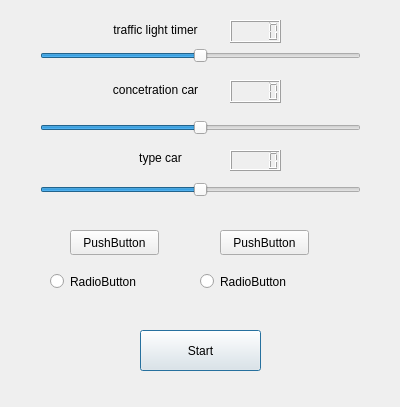
aleksandrbezzubenko/Traffic_Simulation, file Model_dd_3/start_menu.ui: the form before one commit.
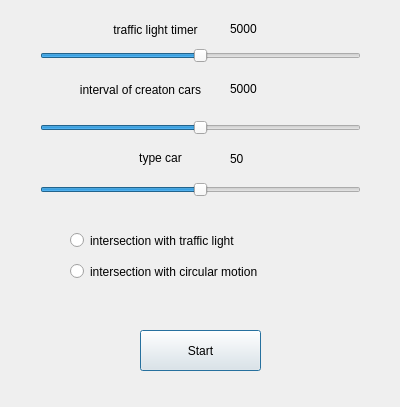
The form after the commit.

Patch:
```diff
--- a/Model_dd_3/start_menu.ui
+++ b/Model_dd_3/start_menu.ui
@@ -26,10 +26,16 @@
     <number>1000</number>
    </property>
    <property name="maximum">
-    <number>10000</number>
+    <number>9000</number>
+   </property>
+   <property name="singleStep">
+    <number>100</number>
+   </property>
+   <property name="pageStep">
+    <number>100</number>
    </property>
    <property name="value">
-    <number>5500</number>
+    <number>5000</number>
    </property>
    <property name="orientation">
     <enum>Qt::Horizontal</enum>
@@ -86,34 +92,14 @@
   <widget class="QLabel" name="label_2">
    <property name="geometry">
     <rect>
-     <x>90</x>
+     <x>60</x>
      <y>80</y>
-     <width>131</width>
+     <width>161</width>
      <height>20</height>
     </rect>
    </property>
    <property name="text">
-    <string>&lt;html&gt;&lt;head/&gt;&lt;body&gt;&lt;p align=&quot;center&quot;&gt;concetration car&lt;/p&gt;&lt;/body&gt;&lt;/html&gt;</string>
-   </property>
-  </widget>
-  <widget class="QLCDNumber" name="lcdNumber">
-   <property name="geometry">
-    <rect>
-     <x>230</x>
-     <y>80</y>
-     <width>51</width>
-     <height>23</height>
-    </rect>
-   </property>
-  </widget>
-  <widget class="QLCDNumber" name="lcdNumber_2">
-   <property name="geometry">
-    <rect>
-     <x>230</x>
-     <y>20</y>
-     <width>51</width>
-     <height>23</height>
-    </rect>
+    <string>&lt;html&gt;&lt;head/&gt;&lt;body&gt;&lt;p align=&quot;center&quot;&gt;interval of creaton cars&lt;/p&gt;&lt;/body&gt;&lt;/html&gt;</string>
    </property>
   </widget>
   <widget class="QSlider" name="horizontalSlider_3">
@@ -148,69 +134,69 @@
     <string>&lt;html&gt;&lt;head/&gt;&lt;body&gt;&lt;p align=&quot;center&quot;&gt;type car&lt;/p&gt;&lt;/body&gt;&lt;/html&gt;</string>
    </property>
   </widget>
-  <widget class="QLCDNumber" name="lcdNumber_3">
-   <property name="geometry">
-    <rect>
-     <x>230</x>
-     <y>150</y>
-     <width>51</width>
-     <height>21</height>
-    </rect>
-   </property>
-  </widget>
-  <widget class="QPushButton" name="pushButton_2">
-   <property name="geometry">
-    <rect>
-     <x>70</x>
-     <y>230</y>
-     <width>89</width>
-     <height>25</height>
-    </rect>
-   </property>
-   <property name="text">
-    <string>PushButton</string>
-   </property>
-  </widget>
-  <widget class="QPushButton" name="pushButton_3">
-   <property name="geometry">
-    <rect>
-     <x>220</x>
-     <y>230</y>
-     <width>89</width>
-     <height>25</height>
-    </rect>
-   </property>
-   <property name="text">
-    <string>PushButton</string>
-   </property>
-   <property name="flat">
-    <bool>false</bool>
-   </property>
-  </widget>
   <widget class="QRadioButton" name="radioButton">
    <property name="geometry">
     <rect>
-     <x>50</x>
-     <y>270</y>
-     <width>112</width>
-     <height>23</height>
+     <x>70</x>
+     <y>220</y>
+     <width>221</width>
+     <height>41</height>
     </rect>
    </property>
    <property name="text">
-    <string>RadioButton</string>
+    <string>intersection with traffic light</string>
    </property>
   </widget>
   <widget class="QRadioButton" name="radioButton_2">
    <property name="geometry">
     <rect>
-     <x>200</x>
-     <y>270</y>
-     <width>112</width>
+     <x>70</x>
+     <y>260</y>
+     <width>251</width>
      <height>23</height>
     </rect>
    </property>
    <property name="text">
-    <string>RadioButton</string>
+    <string>intersection with circular motion</string>
+   </property>
+  </widget>
+  <widget class="QLabel" name="label_4">
+   <property name="geometry">
+    <rect>
+     <x>230</x>
+     <y>20</y>
+     <width>67</width>
+     <height>17</height>
+    </rect>
+   </property>
+   <property name="text">
+    <string>5000</string>
+   </property>
+  </widget>
+  <widget class="QLabel" name="label_5">
+   <property name="geometry">
+    <rect>
+     <x>230</x>
+     <y>80</y>
+     <width>67</width>
+     <height>17</height>
+    </rect>
+   </property>
+   <property name="text">
+    <string>5000</string>
+   </property>
+  </widget>
+  <widget class="QLabel" name="label_6">
+   <property name="geometry">
+    <rect>
+     <x>230</x>
+     <y>150</y>
+     <width>67</width>
+     <height>17</height>
+    </rect>
+   </property>
+   <property name="text">
+    <string>50</string>
    </property>
   </widget>
  </widget>
```
Left out of the diff: 13 changed lines with no effect on the pictures.
